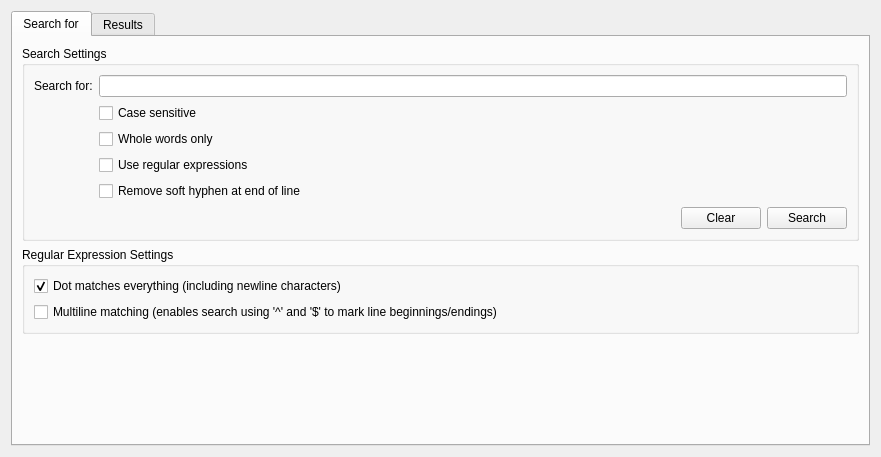
studio-berry/loop, file Pdf4QtLibGui/pdfadvancedfindwidget.ui: the form before one commit.
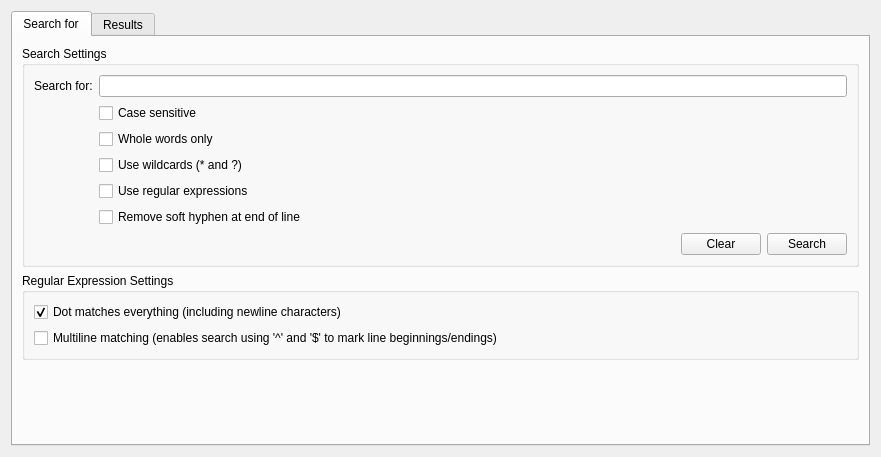
The form after the commit.

Commit message: Issue #379: Advanced Find - Wildcard Mode

The edit to the form file:
```diff
--- a/Pdf4QtLibGui/pdfadvancedfindwidget.ui
+++ b/Pdf4QtLibGui/pdfadvancedfindwidget.ui
@@ -30,7 +30,7 @@
           <string>Search Settings</string>
          </property>
          <layout class="QGridLayout" name="searchSettingsGroupBoxLayout" columnstretch="0,1,0,0">
-          <item row="5" column="3">
+          <item row="6" column="3">
            <widget class="QPushButton" name="searchButton">
             <property name="text">
              <string>Search</string>
@@ -44,7 +44,7 @@
             </property>
            </widget>
           </item>
-          <item row="4" column="1">
+          <item row="5" column="1">
            <widget class="QCheckBox" name="removeSoftHyphenCheckBox">
             <property name="text">
              <string>Remove soft hyphen at end of line</string>
@@ -68,14 +68,21 @@
           <item row="0" column="1" colspan="3">
            <widget class="QLineEdit" name="searchPhraseEdit"/>
           </item>
-          <item row="3" column="1" colspan="3">
+          <item row="4" column="1" colspan="3">
            <widget class="QCheckBox" name="regularExpressionsCheckbox">
             <property name="text">
              <string>Use regular expressions</string>
             </property>
            </widget>
           </item>
-          <item row="5" column="2">
+          <item row="3" column="1" colspan="3">
+           <widget class="QCheckBox" name="wildcardsCheckbox">
+            <property name="text">
+             <string>Use wildcards (* and ?)</string>
+            </property>
+           </widget>
+          </item>
+          <item row="6" column="2">
            <widget class="QPushButton" name="clearButton">
             <property name="text">
              <string>Clear</string>
```
The commit also changes 3 other files.
